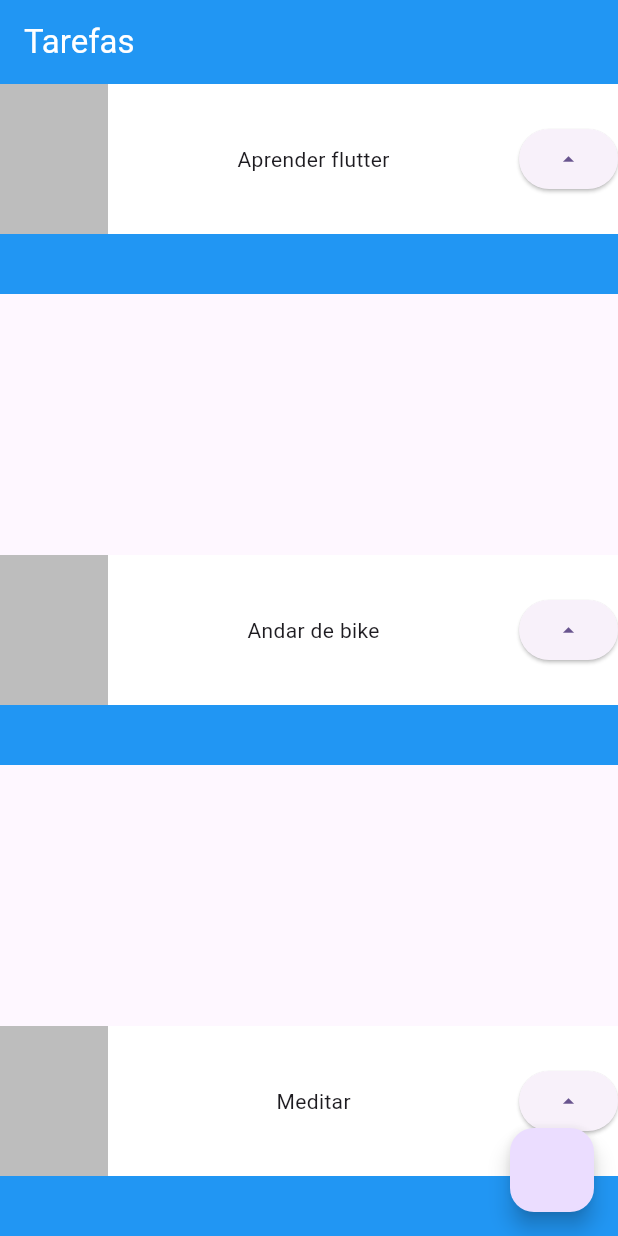
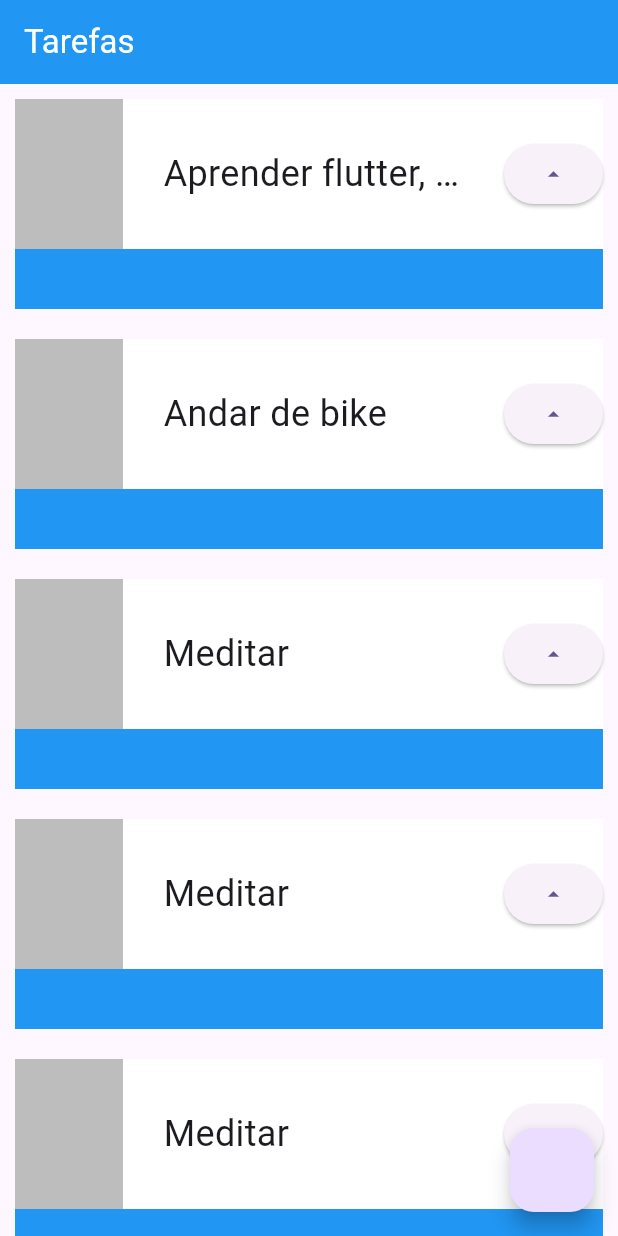
Before and after one commit to Th-Guasti/alura_flutter, a Flutter app: the screen it shows after launch, on a phone screen of 412 x 824 dp. Run offline on Flutter 3.47's test engine with Material 3 defaults, Android fonts, the light colour scheme and no system bars.

Commit message:
implementando ListView e Padding

```diff
--- a/lib/main.dart
+++ b/lib/main.dart
@@ -1,4 +1,4 @@
-// ignore_for_file: avoid_unnecessary_containers, prefer_const_constructors, avoid_print, prefer_const_literals_to_create_immutables
+// ignore_for_file: avoid_unnecessary_containers, prefer_const_constructors, avoid_print, prefer_const_literals_to_create_immutables, sized_box_for_whitespace
 
 import 'package:flutter/material.dart';
 
@@ -25,11 +25,15 @@ class MyApp extends StatelessWidget {
           ),
           backgroundColor: Colors.blue,
         ),
-        body: Column(
-          mainAxisAlignment: MainAxisAlignment.spaceBetween,
+        body: ListView(
           children: [
-            Task('Aprender flutter'),
+            Task('Aprender flutter, cursar inglês, projeto pessoal, stinrel e etc'),
             Task('Andar de bike'),
+            Task('Meditar'),
+            Task('Meditar'),
+            Task('Meditar'),
+            Task('Meditar'),
+            Task('Meditar'),
             Task('Meditar'),
           ],
         ),
@@ -48,6 +52,8 @@ class Task extends StatelessWidget {
   @override
   Widget build(BuildContext context) {
     return Container(
+      child: Padding(
+        padding: const EdgeInsets.all(10.0),
         child: Stack(
           children: [
             Container(
@@ -65,7 +71,12 @@ class Task extends StatelessWidget {
                     width: 72,
                     height: 100,
                   ),
-                Text(nome),
+                  Container(
+                    width: 200,
+                    child: Text(
+                    nome,
+                    style: TextStyle(fontSize: 24, overflow: TextOverflow.ellipsis),
+                  )),
                   ElevatedButton(
                       onPressed: () {
                         print('seta clicada');
@@ -76,6 +87,7 @@ class Task extends StatelessWidget {
             )
           ],
         ),
+      ),
     );
   }
 }
```
Lines whose indentation alone changed are shown as unchanged.
